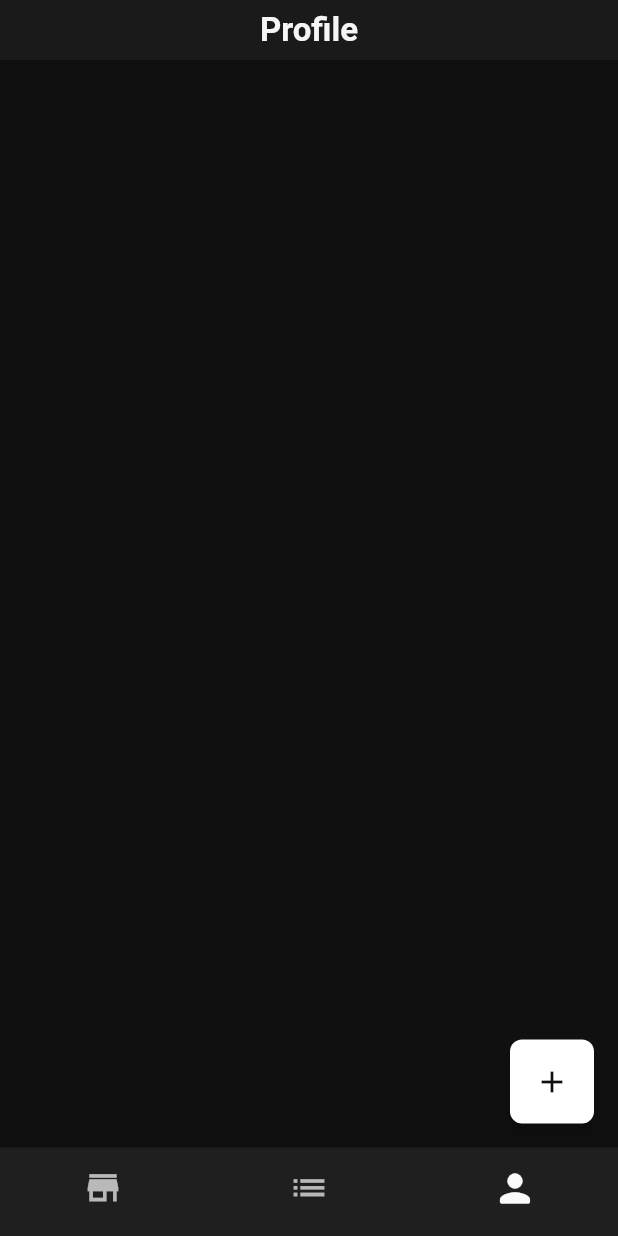
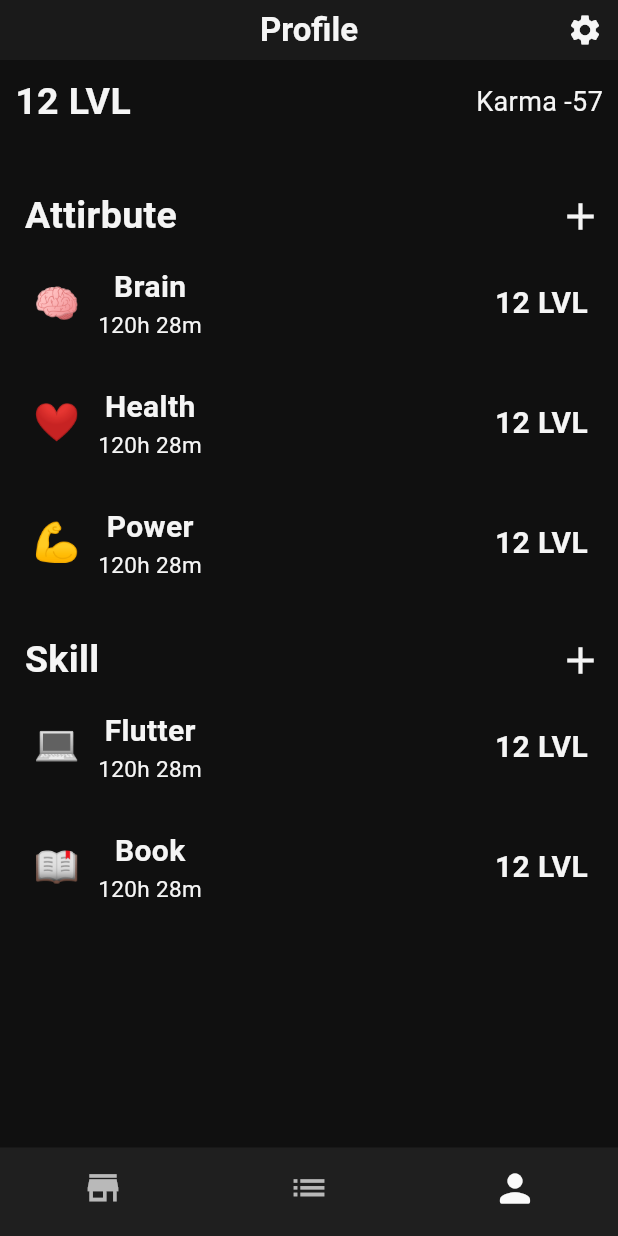
Before and after one commit to senabdulgani/gamify_todo, a Flutter app: the screen it shows after launch, item 3 of the bottom bar chosen, on a phone screen of 412 x 824 dp. Run offline on Flutter 3.47's test engine with Material 3 defaults, Android fonts, the phone set to English and light mode, and no system bars; our stand-ins replace device_info_plus, emoji_picker_flutter, flutter_screenutil, flutter_slidable, get, hive_flutter and 1 more; missing offline and left inert: duration_picker; accounts and stored records are empty.

Commit message:
Profile Page

```diff
--- a/lib/3 Page/Home/Add Task/add_task_page.dart
+++ b/lib/3 Page/Home/Add Task/add_task_page.dart
@@ -129,7 +129,7 @@ class _AddTaskPageState extends State<AddTaskPage> {
                     Get.back();
                   },
                   child: const Padding(
-                    padding: EdgeInsets.all(10),
+                    padding: EdgeInsets.symmetric(horizontal: 10, vertical: 5),
                     child: Icon(Icons.check),
                   ),
                 );
@@ -160,9 +160,9 @@ class _AddTaskPageState extends State<AddTaskPage> {
               ),
               SelectDays(),
               SizedBox(height: 20),
-              SelectTrait(isSkill: false),
+              SelectTraitList(isSkill: false),
               SizedBox(height: 10),
-              SelectTrait(isSkill: true),
+              SelectTraitList(isSkill: true),
             ],
           ),
         ),
--- /dev/null
+++ b/lib/3 Page/Profile/Widget/trait_item_detailed.dart
@@ -0,0 +1,85 @@
+import 'package:flutter/material.dart';
+import 'package:gamify_todo/2%20General/app_colors.dart';
+import 'package:gamify_todo/8%20Model/trait_model.dart';
+import 'package:get/route_manager.dart';
+
+class TraitItemDetailed extends StatefulWidget {
+  const TraitItemDetailed({
+    super.key,
+    required this.trait,
+  });
+
+  final TraitModel trait;
+
+  @override
+  State<TraitItemDetailed> createState() => _TraitItemDetailedState();
+}
+
+class _TraitItemDetailedState extends State<TraitItemDetailed> {
+  @override
+  void initState() {
+    super.initState();
+  }
+
+  @override
+  Widget build(BuildContext context) {
+    return Padding(
+      padding: const EdgeInsets.symmetric(vertical: 5),
+      child: InkWell(
+        borderRadius: AppColors.borderRadiusAll,
+        highlightColor: widget.trait.color,
+        splashColor: widget.trait.color,
+        onTap: () {
+          Get.toNamed('/traitDetail');
+        },
+        child: Container(
+          decoration: BoxDecoration(
+            borderRadius: AppColors.borderRadiusAll,
+          ),
+          padding: const EdgeInsets.all(10),
+          child: Row(
+            children: [
+              Padding(
+                padding: const EdgeInsets.all(2),
+                child: Center(
+                  child: Text(
+                    widget.trait.icon,
+                    style: const TextStyle(
+                      fontSize: 25,
+                    ),
+                  ),
+                ),
+              ),
+              const SizedBox(width: 10),
+              Column(
+                children: [
+                  Text(
+                    widget.trait.title,
+                    style: const TextStyle(
+                      fontSize: 20,
+                      fontWeight: FontWeight.bold,
+                    ),
+                  ),
+                  const Text(
+                    "120h 28m",
+                    style: TextStyle(
+                      fontSize: 15,
+                    ),
+                  ),
+                ],
+              ),
+              const Spacer(),
+              const Text(
+                "12 LVL",
+                style: TextStyle(
+                  fontSize: 20,
+                  fontWeight: FontWeight.bold,
+                ),
+              ),
+            ],
+          ),
+        ),
+      ),
+    );
+  }
+}
--- /dev/null
+++ b/lib/3 Page/Profile/Widget/trait_list.dart
@@ -0,0 +1,65 @@
+import 'package:flutter/material.dart';
+import 'package:gamify_todo/2%20General/accessible.dart';
+import 'package:gamify_todo/2%20General/app_colors.dart';
+import 'package:gamify_todo/3%20Page/Home/Add%20Task/Widget/create_trait_dialog.dart';
+import 'package:gamify_todo/3%20Page/Profile/Widget/trait_item_detailed.dart';
+import 'package:gamify_todo/7%20Enum/trait_type_enum.dart';
+import 'package:get/route_manager.dart';
+
+class TraitList extends StatefulWidget {
+  const TraitList({
+    super.key,
+    required this.isSkill,
+  });
+
+  final bool isSkill;
+
+  @override
+  State<TraitList> createState() => _TraitListState();
+}
+
+class _TraitListState extends State<TraitList> {
+  @override
+  Widget build(BuildContext context) {
+    return Column(
+      crossAxisAlignment: CrossAxisAlignment.start,
+      children: [
+        Row(
+          children: [
+            // Title
+            Text(
+              " ${widget.isSkill ? "Skill" : "Attirbute"}",
+              style: TextStyle(
+                color: AppColors.text,
+                fontSize: 25,
+                fontWeight: FontWeight.bold,
+              ),
+            ),
+            const Spacer(),
+            // Add Button
+            InkWell(
+              borderRadius: AppColors.borderRadiusAll / 2,
+              onTap: () async {
+                await Get.dialog(
+                  CreateTraitDialog(isSkill: widget.isSkill),
+                ).then(
+                  (value) {
+                    setState(() {});
+                  },
+                );
+              },
+              child: const Icon(
+                Icons.add,
+                size: 30,
+              ),
+            ),
+          ],
+        ),
+        // List of Traits
+        Column(
+          children: widget.isSkill ? traitList.where((trait) => trait.type == TraitTypeEnum.SKILL).map((skill) => TraitItemDetailed(trait: skill)).toList() : traitList.where((trait) => trait.type == TraitTypeEnum.ATTIRBUTE).map((attirbute) => TraitItemDetailed(trait: attirbute)).toList(),
+        )
+      ],
+    );
+  }
+}
--- a/lib/3 Page/Profile/profile_page.dart
+++ b/lib/3 Page/Profile/profile_page.dart
@@ -1,4 +1,6 @@
 import 'package:flutter/material.dart';
+import 'package:gamify_todo/2%20General/app_colors.dart';
+import 'package:gamify_todo/3%20Page/Profile/Widget/trait_list.dart';
 
 class ProfilePage extends StatefulWidget {
   const ProfilePage({super.key});
@@ -14,6 +16,50 @@ class _ProfilePageState extends State<ProfilePage> {
       appBar: AppBar(
         title: const Text('Profile'),
         leading: const SizedBox(),
+        actions: [
+          InkWell(
+            borderRadius: AppColors.borderRadiusAll,
+            onTap: () {},
+            child: const Padding(
+              padding: EdgeInsets.symmetric(horizontal: 10, vertical: 5),
+              child: Icon(Icons.settings),
+            ),
+          ),
+        ],
+      ),
+      body: const Padding(
+        padding: EdgeInsets.all(10),
+        child: SingleChildScrollView(
+          child: Column(
+            children: [
+              Row(
+                children: [
+                  Text(
+                    // TODO: all traits and tasks duraitons to lvl
+                    '12 LVL',
+                    style: TextStyle(
+                      fontSize: 25,
+                      fontWeight: FontWeight.bold,
+                    ),
+                  ),
+                  Spacer(),
+                  Text(
+                    // TODO: karma eklenince gelecek
+                    'Karma -57',
+                    style: TextStyle(
+                      fontSize: 18,
+                    ),
+                  ),
+                ],
+              ),
+              SizedBox(height: 40),
+              TraitList(isSkill: false),
+              SizedBox(height: 20),
+              TraitList(isSkill: true),
+              SizedBox(height: 60),
+            ],
+          ),
+        ),
       ),
     );
   }
--- a/lib/3 Page/navbar_page_manager.dart
+++ b/lib/3 Page/navbar_page_manager.dart
@@ -42,7 +42,8 @@ class _NavbarPageManagerState extends State<NavbarPageManager> with WidgetsBindi
                 child: CircularProgressIndicator(),
               )
             : screens[context.watch<NavbarProvider>().currentIndex],
-        floatingActionButton: FloatingActionButton(
+        floatingActionButton: context.read<NavbarProvider>().currentIndex == 1
+            ? FloatingActionButton(
                 shape: RoundedRectangleBorder(
                   borderRadius: AppColors.borderRadiusAll,
                 ),
@@ -50,8 +51,14 @@ class _NavbarPageManagerState extends State<NavbarPageManager> with WidgetsBindi
                   Get.toNamed('/addTask');
                 },
                 child: const Icon(Icons.add),
+              )
+            : const SizedBox(),
+        bottomNavigationBar: Theme(
+          data: Theme.of(context).copyWith(
+            splashColor: AppColors.transparent,
+            highlightColor: AppColors.transparent,
           ),
-        bottomNavigationBar: BottomNavigationBar(
+          child: BottomNavigationBar(
             currentIndex: context.read<NavbarProvider>().currentIndex,
             onTap: (index) {
               setState(() {
@@ -80,6 +87,7 @@ class _NavbarPageManagerState extends State<NavbarPageManager> with WidgetsBindi
             ],
           ),
         ),
+      ),
     );
   }
 
--- a/lib/5 Service/notification_services.dart
+++ b/lib/5 Service/notification_services.dart
@@ -49,7 +49,7 @@
 //       Helper().getDialog(
 //         message: LocaleKeys.SettingsPage_SettingsTiles_DailyReminder_AccessNotificaitonDialog.tr(),
 //         onAccept: () async {
-//           Navigator.pop(context);
+//              Get.back();
 //           openAppSettings();
 //         },
 //       );
--- a/lib/main.dart
+++ b/lib/main.dart
@@ -7,6 +7,8 @@ import 'package:gamify_todo/3%20Page/Login/login_page.dart';
 import 'package:gamify_todo/3%20Page/Login/register_page.dart';
 import 'package:gamify_todo/3%20Page/Profile/profile_page.dart';
 import 'package:gamify_todo/3%20Page/Store/store_page.dart';
+import 'package:gamify_todo/3%20Page/Task%20Detail%20Page/task_detail_page.dart';
+import 'package:gamify_todo/3%20Page/Trait%20Detail%20Page/tarit_detail_page.dart';
 import 'package:gamify_todo/3%20Page/navbar_page_manager.dart';
 import 'package:gamify_todo/2%20General/init_app.dart';
 import 'package:gamify_todo/6%20Provider/navbar_provider.dart';
@@ -37,6 +39,8 @@ class Main extends StatelessWidget {
     GetPage(name: '/store', page: () => const StorePage()),
     GetPage(name: '/profile', page: () => const ProfilePage()),
     GetPage(name: '/addTask', page: () => const AddTaskPage()),
+    GetPage(name: '/traitDetail', page: () => const TraitDetailPage()),
+    GetPage(name: '/taskDetail', page: () => const TaskDetailPage()),
   ];
 
   @override
```
Also changed, not shown: lib/1 Core/Widgets/sure_dialog.dart (+4 -3 lines), lib/3 Page/Home/Add Task/Widget/select_trait.dart (+4 -8 lines), lib/3 Page/Task Detail Page/task_detail_page.dart (added, +20 -0 lines), lib/3 Page/Trait Detail Page/tarit_detail_page.dart (added, +20 -0 lines). Lines whose indentation alone changed are shown as unchanged.
